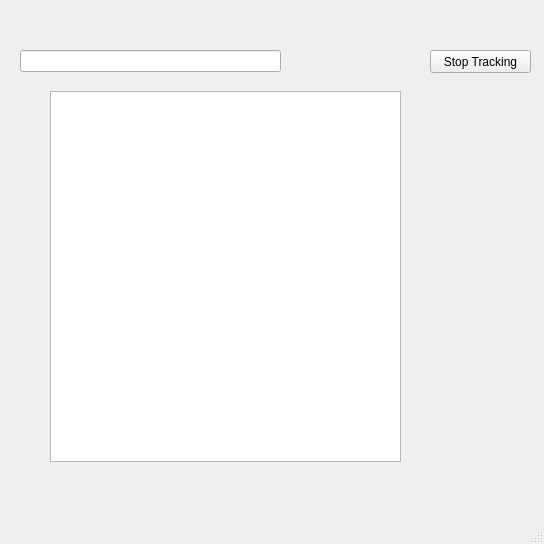
Before: the Qt Designer form ui/qamster.ui in Narfinger/qamster, drawn with Qt 5.
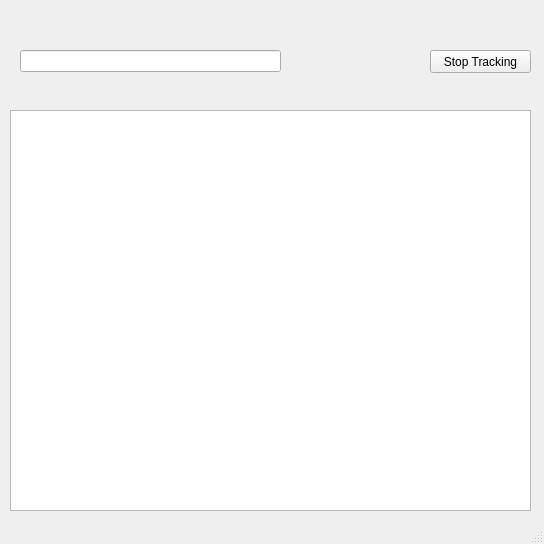
After: the same form once the commit is applied.

Patch:
```diff
--- a/ui/qamster.ui
+++ b/ui/qamster.ui
@@ -14,16 +14,6 @@
    <string>Qamster</string>
   </property>
   <widget class="QWidget" name="centralwidget">
-   <widget class="QListView" name="timeview">
-    <property name="geometry">
-     <rect>
-      <x>50</x>
-      <y>91</y>
-      <width>351</width>
-      <height>371</height>
-     </rect>
-    </property>
-   </widget>
    <widget class="QLineEdit" name="taskedit">
     <property name="geometry">
      <rect>
@@ -47,6 +37,16 @@
      <string>Stop Tracking</string>
     </property>
    </widget>
+   <widget class="QTableView" name="tableView">
+    <property name="geometry">
+     <rect>
+      <x>10</x>
+      <y>110</y>
+      <width>521</width>
+      <height>401</height>
+     </rect>
+    </property>
+   </widget>
   </widget>
   <widget class="QMenuBar" name="menubar">
    <property name="geometry">
```
